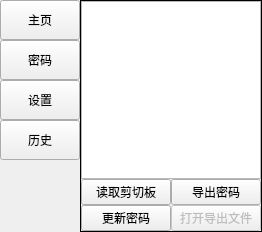
The window that ui/ui_main.ui (PPJUST/OnlyUnzip) describes before a commit, drawn with Qt 5.
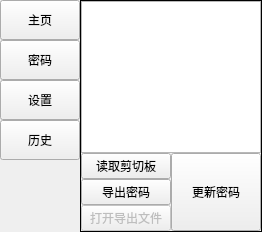
The same window after the commit. The open tabs and pages were chosen to show the change.

What changed in the file:
```diff
--- a/ui/ui_main.ui
+++ b/ui/ui_main.ui
@@ -371,7 +371,10 @@
        </layout>
       </widget>
       <widget class="QWidget" name="page_pw">
-       <layout class="QGridLayout" name="gridLayout">
+       <layout class="QVBoxLayout" name="verticalLayout_3">
+        <property name="spacing">
+         <number>0</number>
+        </property>
         <property name="leftMargin">
          <number>0</number>
         </property>
@@ -384,30 +387,51 @@
         <property name="bottomMargin">
          <number>0</number>
         </property>
-        <property name="spacing">
-         <number>0</number>
-        </property>
-        <item row="0" column="0" colspan="2">
+        <item>
          <widget class="QPlainTextEdit" name="text_password">
           <property name="plainText">
            <string/>
           </property>
           <property name="placeholderText">
-           <string>添加密码，一个密码占一行，点击“更新密码”即可更新</string>
+           <string>添加密码，支持拖入文件，一个密码占一行，点击“更新密码”即可更新</string>
           </property>
          </widget>
         </item>
-        <item row="1" column="0">
-         <layout class="QVBoxLayout" name="verticalLayout_8" stretch="1,2">
+        <item>
+         <layout class="QHBoxLayout" name="horizontalLayout_8">
           <property name="spacing">
            <number>0</number>
           </property>
           <item>
-           <widget class="QPushButton" name="button_read_clipboard">
-            <property name="text">
-             <string>读取剪切板</string>
+           <layout class="QVBoxLayout" name="verticalLayout">
+            <property name="spacing">
+             <number>0</number>
             </property>
-           </widget>
+            <item>
+             <widget class="QPushButton" name="button_read_clipboard">
+              <property name="text">
+               <string>读取剪切板</string>
+              </property>
+             </widget>
+            </item>
+            <item>
+             <widget class="QPushButton" name="button_export_password">
+              <property name="text">
+               <string>导出密码</string>
+              </property>
+             </widget>
+            </item>
+            <item>
+             <widget class="QPushButton" name="button_open_password">
+              <property name="enabled">
+               <bool>false</bool>
+              </property>
+              <property name="text">
+               <string>打开导出文件</string>
+              </property>
+             </widget>
+            </item>
+           </layout>
           </item>
           <item>
            <widget class="QPushButton" name="button_update_password">
@@ -424,30 +448,6 @@
           </item>
          </layout>
         </item>
-        <item row="1" column="1">
-         <layout class="QVBoxLayout" name="verticalLayout">
-          <property name="spacing">
-           <number>0</number>
-          </property>
-          <item>
-           <widget class="QPushButton" name="button_export_password">
-            <property name="text">
-             <string>导出密码</string>
-            </property>
-           </widget>
-          </item>
-          <item>
-           <widget class="QPushButton" name="button_open_password">
-            <property name="enabled">
-             <bool>false</bool>
-            </property>
-            <property name="text">
-             <string>打开导出文件</string>
-            </property>
-           </widget>
-          </item>
-         </layout>
-        </item>
        </layout>
       </widget>
       <widget class="QWidget" name="page_setting">
```
Left out of the diff: 4 changed lines with no effect on the pictures.
